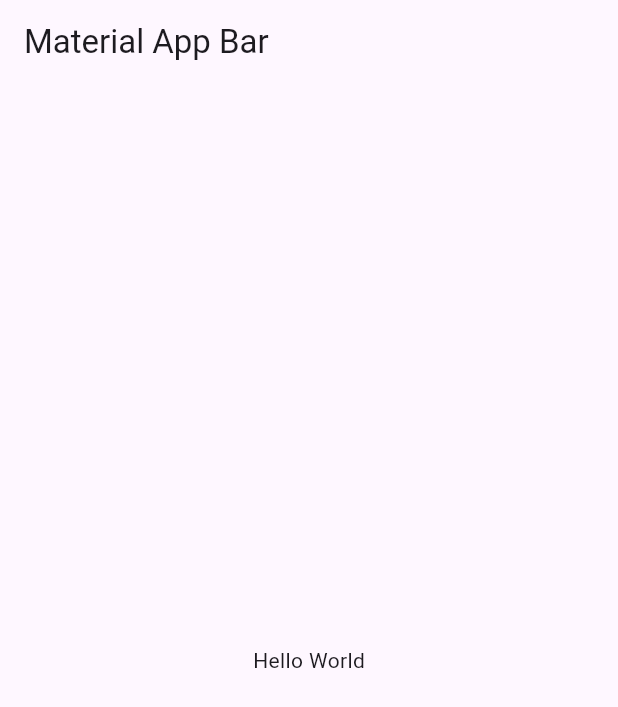
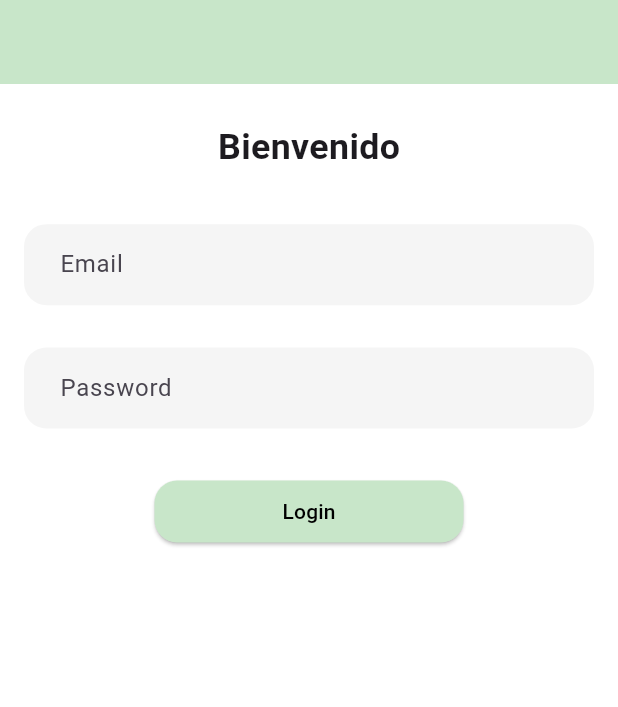
Before and after one commit to daniel-zuluaga/Prueba-Tecnica-ONRAPP, a Flutter app: the screen it shows after launch, on a phone screen of 412 x 824 dp. Shown: the top 707 px of the screen. Run offline on Flutter 3.47's test engine with Material 3 defaults, Android fonts, the light colour scheme and no system bars; drawn by our look-alikes of loader_overlay; our stand-ins replace equatable, flutter_bloc, flutter_spinkit, go_router, responsive_sizer.

Commit message:
Implement login functionality with BLoC pattern and add utility classes for email validation and UI components

```diff
--- /dev/null
+++ b/lib/core/router/app_routes.dart
@@ -0,0 +1,14 @@
+import 'package:flutter/material.dart';
+
+/// This class defines the routes for a GoRouter in a Flutter app, including
+/// a home route and a login route.
+class AppRoutes {
+  /// The navigator key used along the app.
+  static GlobalKey<NavigatorState> navigatorKey = GlobalKey<NavigatorState>();
+
+  /// The onboarding route.
+  static const String login = '/';
+
+  /// The home route.
+  static const String home = '/home';
+}
--- /dev/null
+++ b/lib/core/router/router.dart
@@ -0,0 +1,3 @@
+export 'package:prueba_tecnica_orn/core/router/app_routes.dart';
+export 'package:prueba_tecnica_orn/feature/home/presentation/page/home_page.dart';
+export 'package:prueba_tecnica_orn/feature/login/presentation/pages/login_page.dart';
--- /dev/null
+++ b/lib/core/router/routes.dart
@@ -0,0 +1,23 @@
+
+import 'package:go_router/go_router.dart';
+import 'package:prueba_tecnica_orn/core/router/router.dart';
+
+/// This class defines the routes for a GoRouter in a Flutter app, including
+final GoRouter router = GoRouter(
+  initialLocation: AppRoutes.login,
+  navigatorKey: AppRoutes.navigatorKey,
+  routes: [
+    GoRoute(
+      path: AppRoutes.login,
+      builder: (context, state) {
+        return const LoginPage();
+      },
+    ),
+    GoRoute(
+      path: AppRoutes.home,
+      builder: (context, state) {
+        return const HomePage();
+      },
+    ),
+  ],
+);
--- /dev/null
+++ b/lib/core/utils/colors.dart
@@ -0,0 +1,9 @@
+import 'package:flutter/material.dart';
+
+class PTColors {
+  /// The green color used in the app.
+  static const success = Colors.green;
+
+  /// The red color used in the app.
+  static const error = Colors.red;
+}
--- /dev/null
+++ b/lib/core/utils/valid_email_utils.dart
@@ -0,0 +1,5 @@
+class ValidEmailUtils {
+  static bool isValidEmail(String email) {
+    return RegExp(r"^[a-zA-Z0-9.]+@[a-zA-Z0-9]+\.[a-zA-Z]+").hasMatch(email);
+  }
+}
--- /dev/null
+++ b/lib/core/widgets/button_widget.dart
@@ -0,0 +1,28 @@
+import 'package:flutter/material.dart';
+
+class ButtonWidget extends StatelessWidget {
+  const ButtonWidget(
+      {super.key,
+      required this.onTap,
+      required this.child,
+      required this.style, required this.width, required this.height,});
+
+  final VoidCallback onTap;
+  final Widget child;
+  final ButtonStyle style;
+  final double width;
+  final double height;
+
+  @override
+  Widget build(BuildContext context) {
+    return SizedBox(
+      width: width,
+      height: height,
+      child: ElevatedButton(
+        style: style,
+        onPressed: onTap,
+        child: child,
+      ),
+    );
+  }
+}
--- /dev/null
+++ b/lib/core/widgets/text_field_widget.dart
@@ -0,0 +1,41 @@
+import 'package:flutter/material.dart';
+
+class TextFieldWidget extends StatelessWidget {
+  final String hintText;
+  final TextEditingController controller;
+  final bool isPassword;
+
+  const TextFieldWidget({
+    super.key,
+    required this.hintText,
+    required this.controller,
+    required this.isPassword
+  });
+
+  @override
+  Widget build(BuildContext context) {
+    return Container(
+      margin: const EdgeInsets.symmetric(vertical: 10),
+      decoration: BoxDecoration(
+        color: Colors.grey.shade100,
+        borderRadius: BorderRadius.circular(15),
+      ),
+      child: TextField(
+        controller: controller,
+        obscureText: isPassword,
+        decoration: InputDecoration(
+          contentPadding:
+              const EdgeInsets.symmetric(vertical: 15, horizontal: 20),
+          hintText: hintText,
+          border: OutlineInputBorder(
+            borderRadius: BorderRadius.circular(30),
+            borderSide: BorderSide.none,
+          ),
+        ),
+        style: TextStyle(
+          color: Colors.grey.shade900,
+        ),
+      ),
+    );
+  }
+}
--- a/lib/feature/login/presentation/bloc/login_bloc.dart
+++ b/lib/feature/login/presentation/bloc/login_bloc.dart
@@ -1,13 +1,23 @@
-import 'package:bloc/bloc.dart';
 import 'package:equatable/equatable.dart';
+import 'package:flutter_bloc/flutter_bloc.dart';
+import 'package:prueba_tecnica_orn/core/utils/valid_email_utils.dart';
 
 part 'login_event.dart';
 part 'login_state.dart';
 
 class LoginBloc extends Bloc<LoginEvent, LoginState> {
   LoginBloc() : super(LoginInitial()) {
-    on<LoginEvent>((event, emit) {
-      // TODO: implement event handler
+    on<AuthenticationEvent>((event, emit) async {
+      emit(LoginLoading());
+      await Future.delayed(const Duration(seconds: 3));
+      print(event.email);
+      print(event.password);
+
+      if (!ValidEmailUtils.isValidEmail(event.email)) {
+        emit(const LoginFailure(message: 'El email ingresado no es válido'));
+      } else {
+        emit(LoginSuccess());
+      }
     });
   }
 }
--- a/lib/feature/login/presentation/bloc/login_event.dart
+++ b/lib/feature/login/presentation/bloc/login_event.dart
@@ -6,3 +6,16 @@ abstract class LoginEvent extends Equatable {
   @override
   List<Object> get props => [];
 }
+
+class AuthenticationEvent extends LoginEvent {
+  final String email;
+  final String password;
+
+  const AuthenticationEvent({
+    required this.email,
+    required this.password,
+  });
+
+  @override
+  List<Object> get props => [email, password];
+}
--- a/lib/feature/login/presentation/bloc/login_state.dart
+++ b/lib/feature/login/presentation/bloc/login_state.dart
@@ -6,4 +6,18 @@ abstract class LoginState extends Equatable {
   @override
   List<Object> get props => [];
 }
+
 class LoginInitial extends LoginState {}
+
+class LoginLoading extends LoginState {}
+
+class LoginSuccess extends LoginState {}
+
+class LoginFailure extends LoginState {
+  final String message;
+
+  const LoginFailure({required this.message});
+
+  @override
+  List<Object> get props => [message];
+}
--- /dev/null
+++ b/lib/feature/login/presentation/pages/login_page.dart
@@ -0,0 +1,112 @@
+import 'package:flutter/material.dart';
+import 'package:flutter_bloc/flutter_bloc.dart';
+import 'package:go_router/go_router.dart';
+import 'package:loader_overlay/loader_overlay.dart';
+import 'package:prueba_tecnica_orn/core/router/router.dart';
+import 'package:prueba_tecnica_orn/core/utils/colors.dart';
+import 'package:prueba_tecnica_orn/core/widgets/button_widget.dart';
+import 'package:prueba_tecnica_orn/core/widgets/modals/modal_sheet_widget.dart';
+import 'package:prueba_tecnica_orn/core/widgets/text_field_widget.dart';
+import 'package:prueba_tecnica_orn/feature/login/presentation/bloc/login_bloc.dart';
+import 'package:responsive_sizer/responsive_sizer.dart';
+
+class LoginPage extends StatefulWidget {
+  const LoginPage({super.key});
+
+  @override
+  State<LoginPage> createState() => _LoginPageState();
+}
+
+class _LoginPageState extends State<LoginPage> {
+  final TextEditingController _emailController = TextEditingController();
+  final TextEditingController _passwordController = TextEditingController();
+
+  @override
+  Widget build(BuildContext context) {
+    return Scaffold(
+        appBar: AppBar(
+          backgroundColor: Colors.green.shade100,
+        ),
+        body: BlocListener<LoginBloc, LoginState>(
+          listener: (context, state) {
+            if (state is LoginLoading) {
+              context.loaderOverlay.show();
+            } else if (state is LoginSuccess) {
+              context.loaderOverlay.hide();
+              context.push(AppRoutes.home);
+            } else if (state is LoginFailure) {
+              context.loaderOverlay.hide();
+              ModalSheetWidget.show(
+                title: 'Email no válido',
+                iconColor: PTColors.error,
+                assetIcon: Icons.error_outline,
+                message: state.message,
+                context: context,
+              );
+            }
+          },
+          child: Padding(
+            padding: const EdgeInsets.symmetric(horizontal: 16),
+            child: Column(
+              children: [
+                SizedBox(height: 3.h),
+                Text(
+                  'Bienvenido',
+                  style: TextStyle(
+                    fontSize: 20.sp,
+                    fontWeight: FontWeight.bold,
+                  ),
+                ),
+                SizedBox(height: 3.h),
+                TextFieldWidget(
+                  hintText: 'Email',
+                  controller: _emailController,
+                  isPassword: false,
+                ),
+                SizedBox(height: 1.h),
+                TextFieldWidget(
+                  controller: _passwordController,
+                  hintText: 'Password',
+                  isPassword: false,
+                ),
+                SizedBox(height: 3.h),
+                ButtonWidget(
+                  width: 50.w,
+                  height: 5.h,
+                  onTap: () {
+                    if (_emailController.text.isEmpty ||
+                        _passwordController.text.isEmpty) {
+                      ModalSheetWidget.show(
+                        title: 'Campos vacíos',
+                        iconColor: PTColors.error,
+                        assetIcon: Icons.error_outline,
+                        message: 'Por favor, rellene todos los campos',
+                        context: context,
+                      );
+                      return;
+                    }
+
+                    BlocProvider.of<LoginBloc>(context).add(
+                      AuthenticationEvent(
+                        email: _emailController.text,
+                        password: _passwordController.text,
+                      ),
+                    );
+                  },
+                  style: ElevatedButton.styleFrom(
+                    backgroundColor: Colors.green.shade100,
+                    shape: RoundedRectangleBorder(
+                      borderRadius: BorderRadius.circular(15),
+                    ),
+                  ),
+                  child: const Text(
+                    'Login',
+                    style: TextStyle(color: Colors.black),
+                  ),
+                ),
+              ],
+            ),
+          ),
+        ));
+  }
+}
--- a/lib/main.dart
+++ b/lib/main.dart
@@ -1,4 +1,11 @@
 import 'package:flutter/material.dart';
+import 'package:flutter/widgets.dart';
+import 'package:flutter_bloc/flutter_bloc.dart';
+import 'package:flutter_spinkit/flutter_spinkit.dart';
+import 'package:loader_overlay/loader_overlay.dart';
+import 'package:prueba_tecnica_orn/core/router/routes.dart';
+import 'package:prueba_tecnica_orn/feature/login/presentation/bloc/login_bloc.dart';
+import 'package:responsive_sizer/responsive_sizer.dart';
 
 void main() => runApp(const MyApp());
 
@@ -7,16 +14,45 @@ class MyApp extends StatelessWidget {
 
   @override
   Widget build(BuildContext context) {
-    return MaterialApp(
-      debugShowCheckedModeBanner: false,
-      home: Scaffold(
-        appBar: AppBar(
-          title: const Text('Material App Bar'),
-        ),
-        body: const Center(
-          child: Text('Hello World'),
-        ),
-      ),
+    return ResponsiveSizer(
+      builder: (BuildContext context, Orientation orientation, ScreenType screenType) {
+        return GlobalLoaderOverlay(
+          overlayWidgetBuilder: (progress) {
+            return Container(
+              height: double.infinity,
+              width: double.infinity,
+              color: Colors.white.withOpacity(0.6),
+              child: const Center(
+                child: SizedBox(
+                  height: 120,
+                  width: 120,
+                  child: SpinKitSpinningLines(
+                    color: Colors.black,
+                    lineWidth: 5,
+                  ),
+                ),
+              ),
+            );
+          },
+          child: MultiBlocProvider(
+            providers: [
+              BlocProvider<LoginBloc>(
+                create: (BuildContext context) => LoginBloc(),
+              ),
+            ],
+            child: MaterialApp.router(
+              theme: ThemeData(
+                scaffoldBackgroundColor: Colors.white,
+              ),
+              title: 'App',
+              debugShowCheckedModeBanner: false,
+              routeInformationParser: router.routeInformationParser,
+              routerDelegate: router.routerDelegate,
+              routeInformationProvider: router.routeInformationProvider,
+            ),
+          ),
+        );
+      },
     );
   }
 }
--- a/pubspec.yaml
+++ b/pubspec.yaml
@@ -36,7 +36,11 @@ dependencies:
   # Use with the CupertinoIcons class for iOS style icons.
   cupertino_icons: ^1.0.6
   equatable: ^2.0.7
-  bloc: ^9.0.0
+  responsive_sizer: ^3.3.1
+  go_router: ^14.6.3
+  loader_overlay: ^4.0.4+1
+  flutter_spinkit: ^5.2.1
+  flutter_bloc: ^9.0.0
 
 dev_dependencies:
   flutter_test:
```
Also changed, not shown: lib/core/widgets/modals/modal_sheet_widget.dart (added, +137 -0 lines), lib/core/widgets/text_widget.dart (added, +30 -0 lines), lib/feature/home/presentation/page/home_page.dart (added, +19 -0 lines), pubspec.lock.
